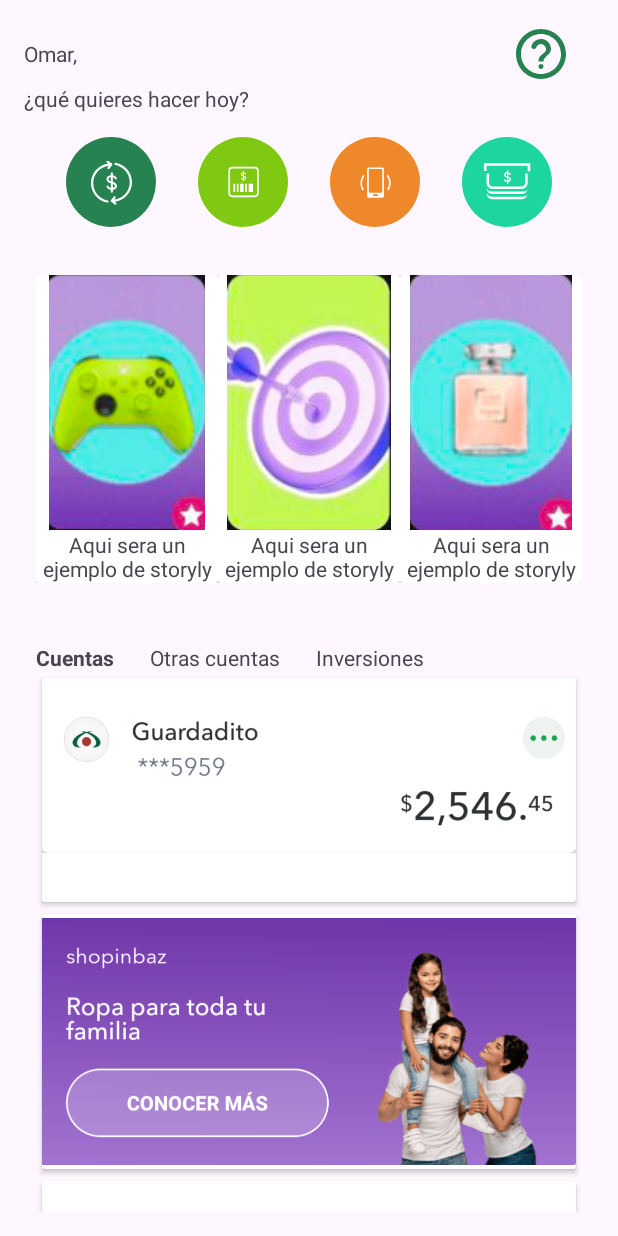
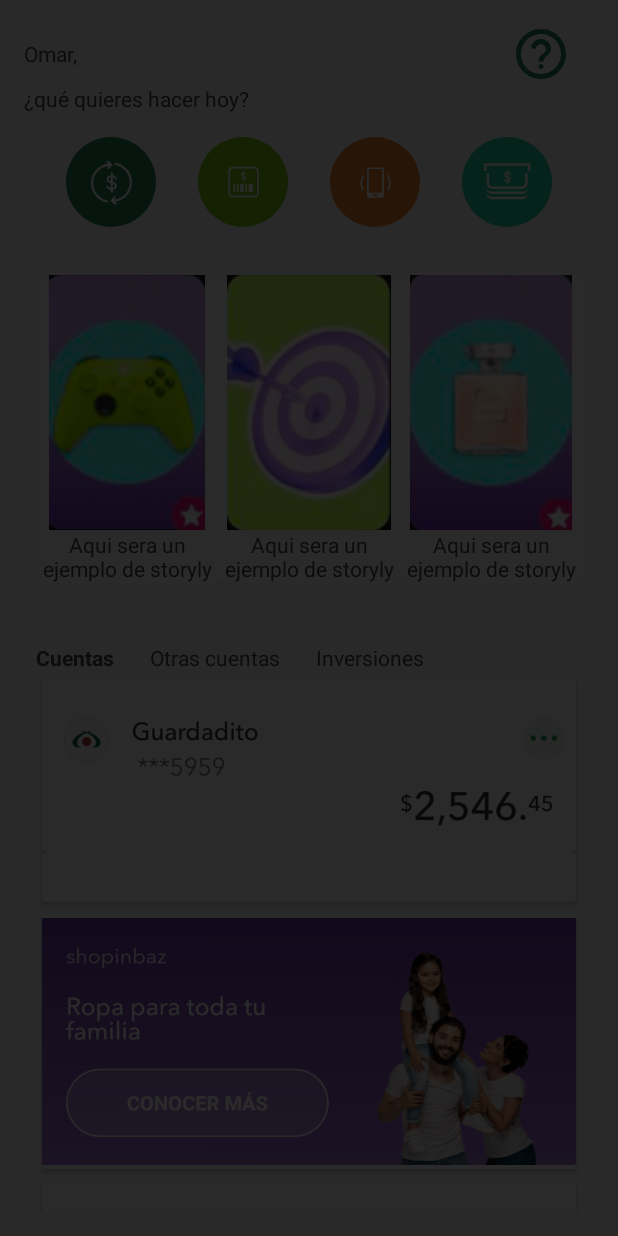
Before and after one commit to DevelopAndroid1496/ShowCaseExample, an Android app: the layout activity_main.xml on its own in the app's theme, with its tools: preview values and no code run, on a phone screen of 412 x 824 dp. Run offline under Robolectric (Android 15) with nearby library versions, the phone set to English and light mode, and no system bars.

Commit message:
cambios para resaltar elementos con canvas

```diff
--- /dev/null
+++ b/app/src/main/java/com/example/showcaseviewexample/HighlightOverlayView.kt
@@ -0,0 +1,70 @@
+package com.example.showcaseviewexample
+
+import android.content.Context
+import android.graphics.Canvas
+import android.graphics.Paint
+import android.graphics.Path
+import android.graphics.RectF
+import android.util.AttributeSet
+import android.view.View
+
+class HighlightOverlayView @JvmOverloads constructor(
+    context: Context,
+    attrs: AttributeSet? = null,
+    defStyleAttr: Int = 0
+) : View(context, attrs, defStyleAttr) {
+
+    enum class ShapeType {
+        CIRCLE, RECTANGLE
+    }
+
+    private val paint = Paint().apply {
+        color = 0xAA000000.toInt() // Color semitransparente para el fondo oscuro
+    }
+
+    private val path = Path()
+    private var highlightX = 0f
+    private var highlightY = 0f
+    private var highlightRadius = 200f // Ajusta el tamaño del área destacada
+    private var highlightRect = RectF(0f, 0f, 0f, 0f) // Rectángulo del área destacada
+    private var shapeType = ShapeType.RECTANGLE
+
+
+    override fun onDraw(canvas: Canvas) {
+        super.onDraw(canvas)
+
+        // Dibuja el fondo oscuro
+        path.reset()
+        path.addRect(0f, 0f, width.toFloat(), height.toFloat(), Path.Direction.CW)
+
+
+        when (shapeType) {
+            ShapeType.RECTANGLE -> {
+                // Dibuja un rectángulo transparente
+                path.addRect(highlightRect, Path.Direction.CCW)
+            }
+
+            ShapeType.CIRCLE -> {
+                // Dibuja un círculo transparente
+                path.addCircle(highlightX, highlightY, highlightRadius, Path.Direction.CCW)
+            }
+        }
+
+        // Recorta el área destacada con una combinación de diferencias
+        canvas.drawPath(path, paint)
+    }
+
+    fun setHighlightCircleArea(x: Float, y: Float, radius: Float) {
+        shapeType = ShapeType.CIRCLE
+        highlightX = x
+        highlightY = y
+        highlightRadius = radius
+        invalidate() // Redibuja la vista
+    }
+
+    fun setHighlightRectangleArea(left: Float, top: Float, right: Float, bottom: Float) {
+        shapeType = ShapeType.RECTANGLE
+        highlightRect.set(left, top, right, bottom)
+        invalidate() // Redibuja la vista
+    }
+}
--- a/app/src/main/java/com/example/showcaseviewexample/MainActivity.kt
+++ b/app/src/main/java/com/example/showcaseviewexample/MainActivity.kt
@@ -2,6 +2,7 @@ package com.example.showcaseviewexample
 
 import android.os.Bundle
 import android.view.View
+import android.widget.ImageView
 import androidx.activity.enableEdgeToEdge
 import androidx.appcompat.app.AppCompatActivity
 import androidx.core.view.ViewCompat
@@ -20,13 +21,37 @@ class MainActivity : AppCompatActivity() {
         enableEdgeToEdge()
         setContentView(R.layout.activity_main)
 
+        val resaltado = findViewById<ImageView>(R.id.iv_one)
+        val overlay = findViewById<HighlightOverlayView>(R.id.overlay_view)
+        val image = findViewById<ImageView>(R.id.imageOne)
         ViewCompat.setOnApplyWindowInsetsListener(findViewById(R.id.main)) { v, insets ->
             val systemBars = insets.getInsets(WindowInsetsCompat.Type.systemBars())
             v.setPadding(systemBars.left, systemBars.top, systemBars.right, systemBars.bottom)
             insets
         }
 
-        initShowCase()
+        //CIRCULO
+        resaltado.post {
+            val location = IntArray(2)
+            resaltado.getLocationInWindow(location)
+            val centerX = location[0] + resaltado.width / 2f
+            val centerY = location[1] + resaltado.height / 2f
+
+            overlay.setHighlightCircleArea(centerX, centerY, resaltado.width * 0.6f)
+        }
+        //RECTANGULO
+        image.post {
+            val location = IntArray(2)
+            image.getLocationInWindow(location)
+            val left = location[0].toFloat()
+            val top = location[1].toFloat()
+            val right = left + image.width
+            val bottom = top + image.height
+
+            overlay.setHighlightRectangleArea(left, top, right, bottom)
+        }
+
+//        initShowCase()
 
     }
 
--- a/app/src/main/res/layout/activity_main.xml
+++ b/app/src/main/res/layout/activity_main.xml
@@ -1,43 +1,51 @@
 <?xml version="1.0" encoding="utf-8"?>
+<FrameLayout xmlns:android="http://schemas.android.com/apk/res/android"
+    android:layout_width="match_parent"
+    android:layout_height="match_parent">
+
     <androidx.constraintlayout.widget.ConstraintLayout xmlns:android="http://schemas.android.com/apk/res/android"
+        xmlns:app="http://schemas.android.com/apk/res-auto"
         xmlns:tools="http://schemas.android.com/tools"
-    xmlns:app="http://schemas.android.com/apk/res-auto"
         android:id="@+id/main"
         android:layout_width="match_parent"
         android:layout_height="match_parent"
-    tools:context=".MainActivity"
-    android:layout_margin="16dp">
+        android:layout_margin="16dp"
+        tools:context=".MainActivity">
+
         <LinearLayout
             android:id="@+id/ll_zero"
-        app:layout_constraintStart_toStartOf="parent"
-        app:layout_constraintEnd_toEndOf="parent"
-        app:layout_constraintTop_toTopOf="parent"
-        android:orientation="vertical"
-        android:layout_width="match_parent"
-        android:layout_height="wrap_content">
-        <LinearLayout
-            android:gravity="center"
             android:layout_width="match_parent"
             android:layout_height="wrap_content"
+            android:orientation="vertical"
+            app:layout_constraintEnd_toEndOf="parent"
+            app:layout_constraintStart_toStartOf="parent"
+            app:layout_constraintTop_toTopOf="parent">
+
+            <LinearLayout
+                android:layout_width="match_parent"
+                android:layout_height="wrap_content"
+                android:gravity="center"
                 android:orientation="horizontal">
+
                 <TextView
+                    android:layout_width="wrap_content"
+                    android:layout_height="wrap_content"
                     android:layout_weight="9"
-                android:text="Omar,"
-                android:layout_width="wrap_content"
-                android:layout_height="wrap_content"/>
+                    android:text="Omar," />
+
                 <ImageView
                     android:id="@+id/ayuda"
+                    android:layout_width="40dp"
+                    android:layout_height="40dp"
+                    android:layout_weight="1"
                     android:src="@drawable/sds_icons_ayuda_settings"
-                android:layout_weight="1"
-                android:tint="@color/dark_green"
-                android:layout_width="40dp"
-                android:layout_height="40dp"/>
+                    android:tint="@color/dark_green" />
             </LinearLayout>
 
             <TextView
-            android:text="¿qué quieres hacer hoy?"
                 android:layout_width="match_parent"
-            android:layout_height="wrap_content"/>
+                android:layout_height="wrap_content"
+                android:text="¿qué quieres hacer hoy?" />
 
         </LinearLayout>
 
@@ -47,67 +55,65 @@
             android:layout_height="wrap_content"
             android:layout_marginTop="16dp"
             android:layout_marginBottom="16dp"
+            app:layout_constraintEnd_toEndOf="parent"
             app:layout_constraintStart_toStartOf="parent"
-        app:layout_constraintEnd_toEndOf="parent"
             app:layout_constraintTop_toBottomOf="@id/ll_zero">
 
             <ImageView
                 android:id="@+id/iv_one"
                 android:layout_width="60dp"
                 android:layout_height="60dp"
+                android:background="@drawable/circle_green_1"
                 android:contentDescription="Imagen 1"
+                android:scaleType="centerInside"
                 android:src="@drawable/ic_send_mopney"
-            android:scaleType="centerInside"
-            android:background="@drawable/circle_green_1"
-            app:tint="@color/white"
+                app:layout_constraintBottom_toBottomOf="parent"
+                app:layout_constraintEnd_toStartOf="@+id/iv_two"
+                app:layout_constraintStart_toStartOf="parent"
                 app:layout_constraintTop_toTopOf="parent"
-            app:layout_constraintBottom_toBottomOf="parent"
-            app:layout_constraintStart_toStartOf="parent"
-            app:layout_constraintEnd_toStartOf="@+id/iv_two"
-            />
+                app:tint="@color/white" />
 
             <ImageView
                 android:id="@+id/iv_two"
                 android:layout_width="60dp"
                 android:layout_height="60dp"
+                android:background="@drawable/circle_yellow"
                 android:contentDescription="Imagen 2"
+                android:scaleType="centerInside"
                 android:src="@drawable/ic_pagar"
-            android:scaleType="centerInside"
-            android:background="@drawable/circle_yellow"
-            app:tint="@color/white"
+                app:layout_constraintBottom_toBottomOf="parent"
+                app:layout_constraintEnd_toStartOf="@id/iv_three"
+                app:layout_constraintStart_toEndOf="@id/iv_one"
                 app:layout_constraintTop_toTopOf="parent"
-            app:layout_constraintBottom_toBottomOf="parent"
-            app:layout_constraintStart_toEndOf="@id/iv_one"
-            app:layout_constraintEnd_toStartOf="@id/iv_three"
-            />
+                app:tint="@color/white" />
 
             <ImageView
                 android:id="@+id/iv_three"
                 android:layout_width="60dp"
                 android:layout_height="60dp"
+                android:background="@drawable/circle_orange"
                 android:contentDescription="Imagen 1"
+                android:scaleType="centerInside"
                 android:src="@drawable/ic_tiempo_aire"
-            android:scaleType="centerInside"
-            android:background="@drawable/circle_orange"
-            app:tint="@color/white"
+                app:layout_constraintBottom_toBottomOf="parent"
+                app:layout_constraintEnd_toStartOf="@id/iv_four"
+                app:layout_constraintStart_toEndOf="@id/iv_two"
                 app:layout_constraintTop_toTopOf="parent"
-            app:layout_constraintBottom_toBottomOf="parent"
-            app:layout_constraintStart_toEndOf="@id/iv_two"
-            app:layout_constraintEnd_toStartOf="@id/iv_four"/>
+                app:tint="@color/white" />
 
             <ImageView
                 android:id="@+id/iv_four"
                 android:layout_width="60dp"
                 android:layout_height="60dp"
+                android:background="@drawable/circle_blue"
                 android:contentDescription="Imagen 1"
+                android:scaleType="centerInside"
                 android:src="@drawable/ic_retirar_sin_tareta"
-            android:scaleType="centerInside"
-            android:background="@drawable/circle_blue"
-            app:tint="@color/white"
+                app:layout_constraintBottom_toBottomOf="parent"
+                app:layout_constraintEnd_toEndOf="parent"
+                app:layout_constraintStart_toEndOf="@id/iv_three"
                 app:layout_constraintTop_toTopOf="parent"
-            app:layout_constraintBottom_toBottomOf="parent"
-            app:layout_constraintStart_toEndOf="@id/iv_three"
-            app:layout_constraintEnd_toEndOf="parent"/>
+                app:tint="@color/white" />
 
         </androidx.constraintlayout.widget.ConstraintLayout>
 
@@ -115,11 +121,11 @@
             android:id="@+id/ll_two"
             android:layout_width="match_parent"
             android:layout_height="wrap_content"
+            android:layout_marginTop="24dp"
             android:orientation="horizontal"
-        android:layout_marginTop="24dp"
             android:padding="8dp"
+            app:layout_constraintEnd_toEndOf="parent"
             app:layout_constraintStart_toStartOf="parent"
-        app:layout_constraintEnd_toEndOf="parent"
             app:layout_constraintTop_toBottomOf="@+id/ll_one">
 
             <androidx.cardview.widget.CardView
@@ -127,8 +133,8 @@
                 android:layout_width="match_parent"
                 android:layout_height="match_parent"
                 android:layout_weight="1"
-            android:padding="8dp"
-            android:elevation="5dp">
+                android:elevation="5dp"
+                android:padding="8dp">
 
                 <LinearLayout
                     android:layout_width="match_parent"
@@ -136,15 +142,17 @@
                     android:orientation="vertical">
 
                     <ImageView
+                        android:id="@+id/imageOne"
                         android:layout_width="wrap_content"
                         android:layout_height="170dp"
                         android:contentDescription="Imagen de Prueba"
                         android:src="@drawable/image1" />
+
                     <TextView
                         android:layout_width="match_parent"
                         android:layout_height="match_parent"
-                    android:textAlignment="center"
-                    android:text="Aqui sera un ejemplo de storyly"/>
+                        android:text="Aqui sera un ejemplo de storyly"
+                        android:textAlignment="center" />
 
                 </LinearLayout>
 
@@ -156,8 +164,9 @@
                 android:layout_width="match_parent"
                 android:layout_height="match_parent"
                 android:layout_weight="1"
-            android:padding="8dp"
-            android:elevation="5dp">
+                android:elevation="5dp"
+                android:padding="8dp">
+
                 <LinearLayout
                     android:layout_width="match_parent"
                     android:layout_height="wrap_content"
@@ -167,13 +176,13 @@
                         android:layout_width="match_parent"
                         android:layout_height="170dp"
                         android:contentDescription="Imagen de Prueba"
-                    android:src="@drawable/image2"/>
+                        android:src="@drawable/image2" />
 
                     <TextView
                         android:layout_width="match_parent"
                         android:layout_height="match_parent"
-                    android:textAlignment="center"
-                    android:text="Aqui sera un ejemplo de storyly"/>
+                        android:text="Aqui sera un ejemplo de storyly"
+                        android:textAlignment="center" />
 
                 </LinearLayout>
 
@@ -184,8 +193,8 @@
                 android:layout_width="match_parent"
                 android:layout_height="match_parent"
                 android:layout_weight="1"
-            android:padding="8dp"
-            android:elevation="5dp">
+                android:elevation="5dp"
+                android:padding="8dp">
 
                 <LinearLayout
                     android:layout_width="match_parent"
@@ -196,12 +205,13 @@
                         android:layout_width="match_parent"
                         android:layout_height="170dp"
                         android:contentDescription="Imagen de Prueba"
-                    android:src="@drawable/image3"/>
+                        android:src="@drawable/image3" />
+
                     <TextView
                         android:layout_width="match_parent"
                         android:layout_height="match_parent"
-                    android:textAlignment="center"
-                    android:text="Aqui sera un ejemplo de storyly"/>
+                        android:text="Aqui sera un ejemplo de storyly"
+                        android:textAlignment="center" />
 
                 </LinearLayout>
 
@@ -215,11 +225,11 @@
             android:id="@+id/ll_three"
             android:layout_width="match_parent"
             android:layout_height="wrap_content"
+            android:layout_marginTop="24dp"
             android:orientation="vertical"
-        android:layout_marginTop="24dp"
             android:padding="8dp"
+            app:layout_constraintEnd_toEndOf="parent"
             app:layout_constraintStart_toStartOf="parent"
-        app:layout_constraintEnd_toEndOf="parent"
             app:layout_constraintTop_toBottomOf="@+id/ll_two">
 
             <LinearLayout
@@ -230,9 +240,9 @@
                 <TextView
                     android:layout_width="wrap_content"
                     android:layout_height="wrap_content"
-                android:textStyle="bold"
                     android:layout_marginEnd="24dp"
-                android:text="Cuentas" />
+                    android:text="Cuentas"
+                    android:textStyle="bold" />
 
                 <TextView
                     android:layout_width="wrap_content"
@@ -251,10 +261,10 @@
                 android:id="@+id/cv_four"
                 android:layout_width="match_parent"
                 android:layout_height="match_parent"
+                android:layout_margin="4dp"
                 android:layout_weight="1"
-            android:padding="8dp"
-            android:layout_margin="4dp"
-            android:elevation="5dp">
+                android:elevation="5dp"
+                android:padding="8dp">
 
                 <LinearLayout
                     android:layout_width="match_parent"
@@ -265,12 +275,13 @@
                         android:layout_width="match_parent"
                         android:layout_height="130dp"
                         android:contentDescription="Imagen de Prueba"
-                    android:src="@drawable/cuenta"/>
+                        android:src="@drawable/cuenta" />
+
                     <TextView
                         android:layout_width="match_parent"
                         android:layout_height="match_parent"
-                    android:textAlignment="center"
-                    android:text=""/>
+                        android:text=""
+                        android:textAlignment="center" />
 
                 </LinearLayout>
 
@@ -281,10 +292,10 @@
                 android:id="@+id/cv_five"
                 android:layout_width="match_parent"
                 android:layout_height="match_parent"
+                android:layout_margin="4dp"
                 android:layout_weight="1"
-            android:padding="8dp"
-            android:layout_margin="4dp"
-            android:elevation="5dp">
+                android:elevation="5dp"
+                android:padding="8dp">
 
                 <LinearLayout
                     android:layout_width="match_parent"
@@ -295,12 +306,13 @@
                         android:layout_width="match_parent"
                         android:layout_height="match_parent"
                         android:contentDescription="Imagen de Prueba"
-                    android:src="@drawable/baner"/>
+                        android:src="@drawable/baner" />
+
                     <TextView
                         android:layout_width="match_parent"
                         android:layout_height="match_parent"
-                    android:textAlignment="center"
-                    android:text="Aqui sera un ejemplo de la lista de cuentas"/>
+                        android:text="Aqui sera un ejemplo de la lista de cuentas"
+                        android:textAlignment="center" />
 
                 </LinearLayout>
 
@@ -311,10 +323,10 @@
                 android:id="@+id/cv_six"
                 android:layout_width="match_parent"
                 android:layout_height="match_parent"
+                android:layout_margin="4dp"
                 android:layout_weight="1"
-            android:padding="8dp"
-            android:layout_margin="4dp"
-            android:elevation="5dp">
+                android:elevation="5dp"
+                android:padding="8dp">
 
                 <LinearLayout
                     android:layout_width="match_parent"
@@ -326,12 +338,13 @@
                         android:layout_height="match_parent"
                         android:contentDescription="Imagen de Prueba"
                         android:src="@drawable/ic_launcher_foreground"
-                    app:tint="@color/black"/>
+                        app:tint="@color/black" />
+
                     <TextView
                         android:layout_width="match_parent"
                         android:layout_height="match_parent"
-                    android:textAlignment="center"
-                    android:text="Aqui sera un ejemplo de la lista de cuentas"/>
+                        android:text="Aqui sera un ejemplo de la lista de cuentas"
+                        android:textAlignment="center" />
 
                 </LinearLayout>
 
@@ -339,7 +352,12 @@
             </androidx.cardview.widget.CardView>
 
         </LinearLayout>
+    </androidx.constraintlayout.widget.ConstraintLayout>
 
+    <com.example.showcaseviewexample.HighlightOverlayView
+        android:id="@+id/overlay_view"
+        android:layout_width="match_parent"
+        android:layout_height="match_parent"
+        android:background="#80000000" />
 
-
-</androidx.constraintlayout.widget.ConstraintLayout>
+</FrameLayout>
```
Lines whose indentation alone changed are shown as unchanged.
